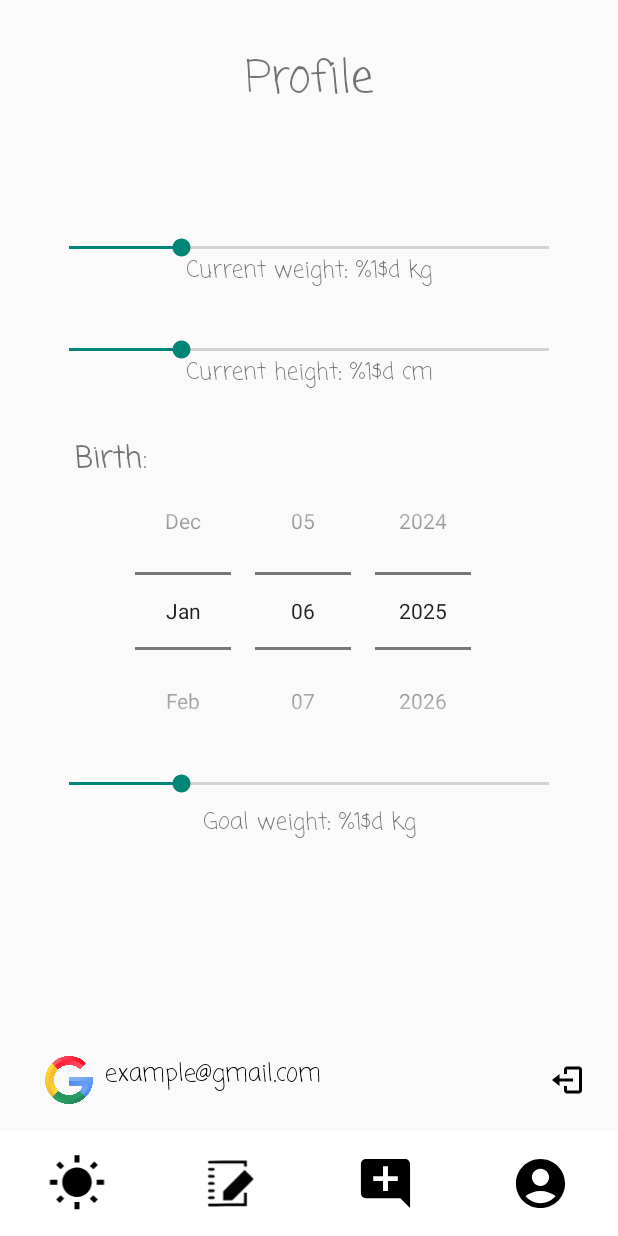
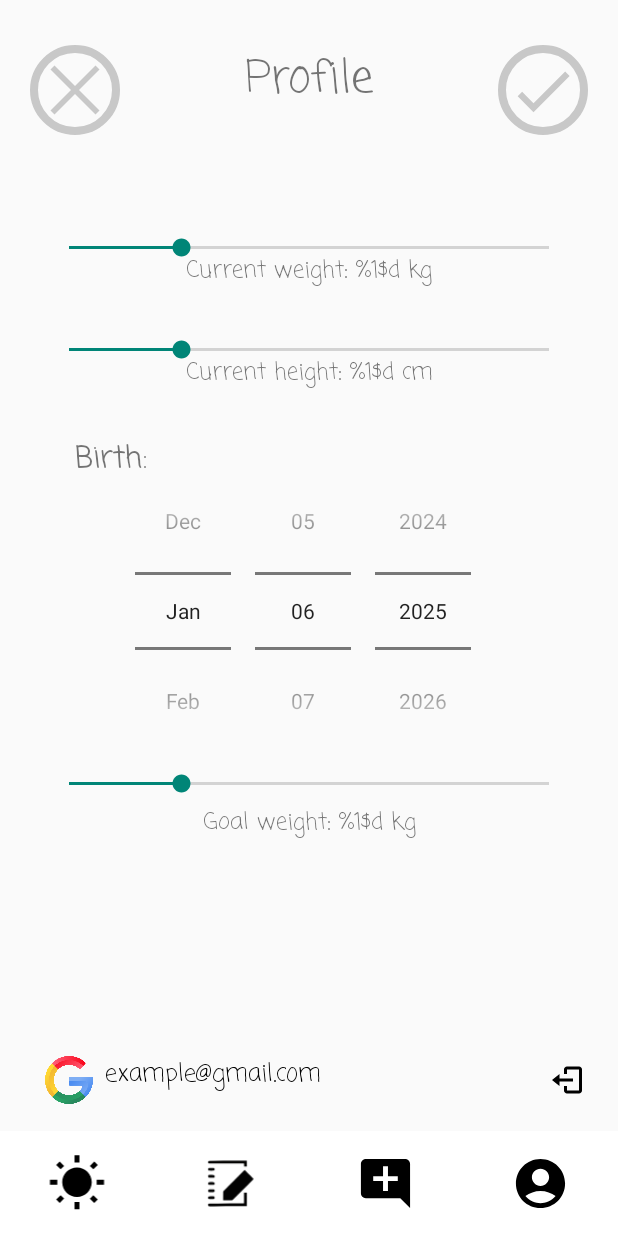
Before and after one commit to Dreaght/FoodVision, an Android app built with Jetpack Compose: the layout activity_settings.xml on its own in the app's theme, with its tools: preview values and no code run, on a phone screen of 412 x 824 dp. Run offline under Robolectric (Android 15) with nearby library versions, the phone set to English and light mode, and no system bars; Roboto replaces fonts that are not available here.

Commit message:
Settings page improved

```diff
--- /dev/null
+++ b/app/src/main/res/drawable/gray_cancel_button_bg.xml
@@ -0,0 +1,33 @@
+<?xml version="1.0" encoding="utf-8"?>
+<layer-list xmlns:android="http://schemas.android.com/apk/res/android">
+    <item>
+        <shape>
+            <size
+                android:width="80dp"
+                android:height="80dp" />
+            <solid android:color="#00FFFFFF" />
+            <corners android:radius="40dp" />
+            <stroke
+                android:width="5dp"
+                android:color="#C8C8C8" />
+        </shape>
+    </item>
+    <item>
+        <vector
+            android:width="80dp"
+            android:height="80dp"
+            android:viewportWidth="80"
+            android:viewportHeight="80">
+            <!-- First diagonal line (top-left to bottom-right) -->
+            <path
+                android:strokeWidth="5"
+                android:strokeColor="#C8C8C8"
+                android:pathData="M20,20 L60,60" />
+            <!-- Second diagonal line (top-right to bottom-left) -->
+            <path
+                android:strokeWidth="5"
+                android:strokeColor="#C8C8C8"
+                android:pathData="M60,20 L20,60" />
+        </vector>
+    </item>
+</layer-list>
--- a/app/src/main/res/layout/activity_settings.xml
+++ b/app/src/main/res/layout/activity_settings.xml
@@ -131,13 +131,24 @@
     <Button
         android:id="@+id/confirm_settings_btn"
         style="@style/BlackConfirmButton"
-        android:visibility="gone"
-        android:layout_width="70dp"
-        android:layout_height="70dp"
-        android:layout_marginBottom="80dp"
-        app:layout_constraintBottom_toBottomOf="parent"
-        app:layout_constraintStart_toStartOf="parent"
+        android:visibility="visible"
+        android:layout_width="60dp"
+        android:layout_height="60dp"
+        android:layout_marginTop="30dp"
+        android:layout_marginEnd="20dp"
+        app:layout_constraintTop_toTopOf="parent"
         app:layout_constraintEnd_toEndOf="parent" />
+
+    <Button
+        android:id="@+id/cancel_settings_btn"
+        style="@style/GrayCancelButton"
+        android:visibility="visible"
+        android:layout_width="60dp"
+        android:layout_height="60dp"
+        android:layout_marginTop="30dp"
+        android:layout_marginStart="20dp"
+        app:layout_constraintTop_toTopOf="parent"
+        app:layout_constraintStart_toStartOf="parent" />
 
     <!-- Google Account Section -->
     <LinearLayout
--- a/app/src/main/res/values/styles.xml
+++ b/app/src/main/res/values/styles.xml
@@ -8,6 +8,11 @@
 
     <style name="CancelButton" parent="Widget.AppCompat.Button">
         <item name="android:background">@drawable/cancel_button_background</item>
+        <item name="android:elevation">4dp</item>
+    </style>
+
+    <style name="GrayCancelButton" parent="Widget.AppCompat.Button">
+        <item name="android:background">@drawable/gray_cancel_button_bg</item>
         <item name="android:elevation">4dp</item>
     </style>
 
```
Also changed, not shown: app/src/main/java/com/intake/intakevisor/LoginActivity.kt (+30 -3 lines), app/src/main/java/com/intake/intakevisor/ui/settings/SettingsActivity.kt (+67 -8 lines).
